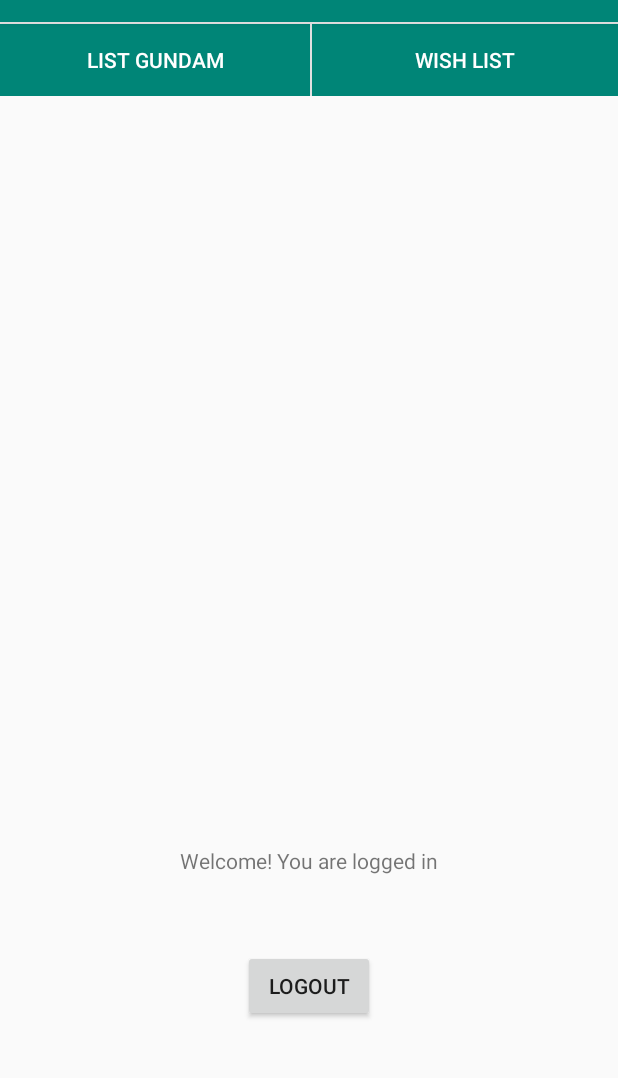
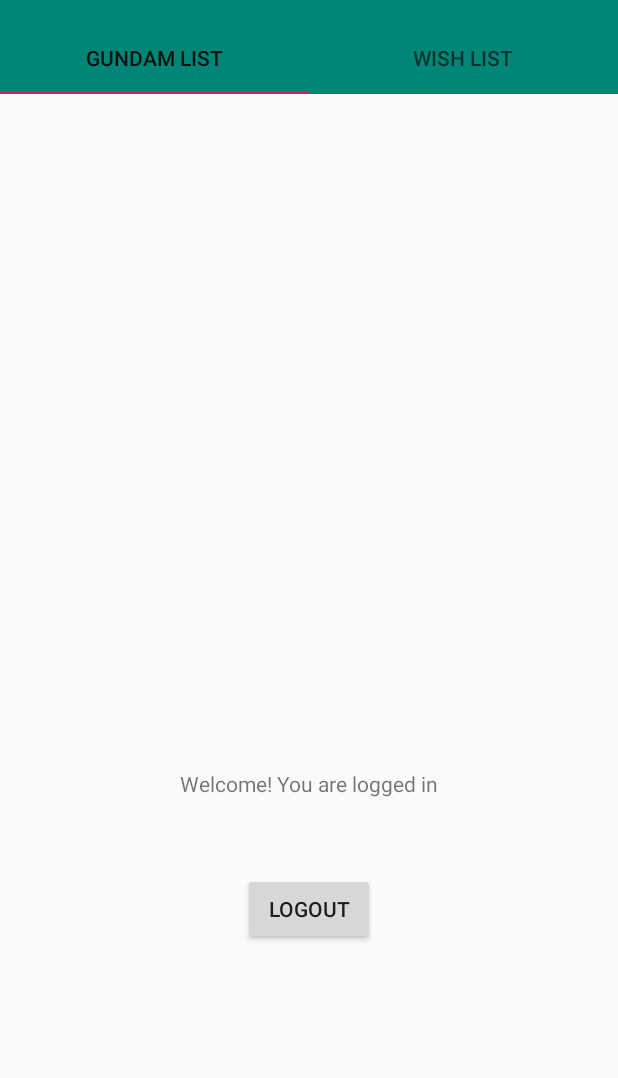
Before and after one commit to BenyaminDoni/GundamHobby, an Android app: the screen it shows after launch once a user with an empty profile is signed in (HomeActivity), on a phone screen of 412 x 824 dp, the part 62-1140 px from its top. Run offline under Robolectric (Android 15) with nearby library versions, the phone set to English and light mode, and no system bars; our stand-ins replace Firebase (no records; nobody signed in at launch, a user with empty details on screens opened directly).

Commit message:
Update tab layout di home activity

```diff
--- a/app/src/main/java/com/example/myapplication/HomeActivity.java
+++ b/app/src/main/java/com/example/myapplication/HomeActivity.java
@@ -1,9 +1,11 @@
 package com.example.myapplication;
 
+import androidx.appcompat.app.ActionBar;
 import androidx.appcompat.app.AppCompatActivity;
 import androidx.fragment.app.Fragment;
 import androidx.fragment.app.FragmentManager;
 import androidx.fragment.app.FragmentTransaction;
+import androidx.viewpager.widget.ViewPager;
 
 import android.content.Intent;
 import android.os.Bundle;
@@ -11,12 +13,16 @@ import android.view.View;
 import android.widget.Button;
 import android.widget.ImageView;
 
+import com.google.android.material.tabs.TabLayout;
 import com.google.firebase.auth.FirebaseAuth;
 
 public class HomeActivity extends AppCompatActivity {
     Button btnLogout;
     FirebaseAuth mFirebaseAuth;
     private FirebaseAuth.AuthStateListener mAuthStateListener;
+    private TabLayout tabLayout;
+    private ViewPagerAdapter adapter;
+    private ViewPager viewPager;
 
     @Override
     protected void onCreate(Bundle savedInstanceState) {
@@ -32,37 +38,20 @@ public class HomeActivity extends AppCompatActivity {
                 startActivity(intToMain);
             }
         });
+
+        tabLayout = (TabLayout) findViewById(R.id.tabLayout_id);
+        viewPager = (ViewPager) findViewById(R.id.viewPager_id);
+        adapter = new ViewPagerAdapter(getSupportFragmentManager());
+
+        adapter.AddFragment(new ListFragment(),"Gundam List");
+        adapter.AddFragment(new WishFragment(),"Wish List");
+
+        viewPager.setAdapter(adapter);
+        tabLayout.setupWithViewPager(viewPager);
+
+        ActionBar actionBar = getSupportActionBar();
+        actionBar.setElevation(0);
     }
 
-    public void loadFragmentOne(View v) {
 
-        FragmentManager fragmentManager = getSupportFragmentManager();
-
-        Fragment fragment1 = fragmentManager.findFragmentByTag("fragOne");
-
-        if (fragment1 == null) {
-            fragment1 = new ListFragment();
-        }
-        FragmentTransaction transaction = fragmentManager.beginTransaction();
-        transaction.replace(R.id.mainFrag, fragment1, "fragOne");
-        transaction.setTransition(FragmentTransaction.TRANSIT_FRAGMENT_OPEN);
-        transaction.addToBackStack(null);
-        transaction.commit();
-    }
-
-    public void loadFragmentTwo(View v) {
-
-        FragmentManager fragmentManager = getSupportFragmentManager();
-
-        Fragment fragment2 = fragmentManager.findFragmentByTag("fragTwo");
-
-        if (fragment2 == null) {
-            fragment2 = new WishFragment();
-        }
-        FragmentTransaction transaction = fragmentManager.beginTransaction();
-        transaction.replace(R.id.mainFrag, fragment2, "fragTwo");
-        transaction.setTransition(FragmentTransaction.TRANSIT_FRAGMENT_OPEN);
-        transaction.addToBackStack(null);
-        transaction.commit();
-    }
 }
--- a/app/src/main/java/com/example/myapplication/ListFragment.java
+++ b/app/src/main/java/com/example/myapplication/ListFragment.java
@@ -6,22 +6,21 @@ import android.view.View;
 import android.view.ViewGroup;
 
 import androidx.fragment.app.Fragment;
+import androidx.recyclerview.widget.LinearLayoutManager;
+import androidx.recyclerview.widget.RecyclerView;
+
+import java.util.ArrayList;
 
 
 public class ListFragment extends Fragment {
+    View v;
 
-    @Override
-    public void onCreate(Bundle savedInstanceState) {
-        super.onCreate(savedInstanceState);
+    public ListFragment(){
     }
 
     @Override
     public View onCreateView(LayoutInflater inflater, ViewGroup container, Bundle savedInstanceState) {
-        return inflater.inflate(R.layout.fragment_list,container,false);
-    }
-
-    @Override
-    public void onSaveInstanceState(Bundle outState) {
-        super.onSaveInstanceState(outState);
+        v = inflater.inflate(R.layout.fragment_list,container,false);
+        return v;
     }
 }
--- /dev/null
+++ b/app/src/main/java/com/example/myapplication/ViewPagerAdapter.java
@@ -0,0 +1,41 @@
+package com.example.myapplication;
+
+import androidx.annotation.NonNull;
+import androidx.annotation.Nullable;
+import androidx.fragment.app.Fragment;
+import androidx.fragment.app.FragmentManager;
+import androidx.fragment.app.FragmentPagerAdapter;
+
+import java.util.ArrayList;
+import java.util.List;
+
+public class ViewPagerAdapter extends FragmentPagerAdapter {
+    private final List<Fragment> listFragment = new ArrayList<>();
+    private final List<String> listTitles = new ArrayList<>();
+
+    public ViewPagerAdapter(FragmentManager fm){
+        super(fm);
+    }
+
+    @NonNull
+    @Override
+    public Fragment getItem(int position) {
+        return listFragment.get(position);
+    }
+
+    @Override
+    public int getCount() {
+        return listTitles.size();
+    }
+
+    @Nullable
+    @Override
+    public CharSequence getPageTitle(int position) {
+        return listTitles.get(position);
+    }
+
+    public void AddFragment(Fragment fragment,String title){
+        listFragment.add(fragment);
+        listTitles.add(title);
+    }
+}
--- a/app/src/main/java/com/example/myapplication/WishFragment.java
+++ b/app/src/main/java/com/example/myapplication/WishFragment.java
@@ -9,19 +9,14 @@ import androidx.fragment.app.Fragment;
 
 
 public class WishFragment extends Fragment {
+    View v;
 
-    @Override
-    public void onCreate(Bundle savedInstanceState) {
-        super.onCreate(savedInstanceState);
+    public WishFragment(){
     }
 
     @Override
     public View onCreateView(LayoutInflater inflater, ViewGroup container, Bundle savedInstanceState) {
-        return inflater.inflate(R.layout.fragment_wish,container,false);
-    }
-
-    @Override
-    public void onSaveInstanceState(Bundle outState) {
-        super.onSaveInstanceState(outState);
+        v = inflater.inflate(R.layout.fragment_wish,container,false);
+        return v;
     }
 }
--- a/app/src/main/res/layout/activity_home.xml
+++ b/app/src/main/res/layout/activity_home.xml
@@ -7,42 +7,23 @@
     android:orientation="vertical"
     tools:context=".HomeActivity">
 
-    <LinearLayout
+    <com.google.android.material.tabs.TabLayout
         android:layout_width="match_parent"
         android:layout_height="wrap_content"
-        android:orientation="horizontal">
+        android:background="@color/colorPrimary"
+        app:tabGravity="fill"
+        app:tabMode="fixed"
+        app:tabIndicatorColor="@color/colorAccent"
+        android:id="@+id/tabLayout_id">
 
-        <Button
-            android:id="@+id/btnTap1"
-            android:layout_width="wrap_content"
-            android:layout_height="wrap_content"
-            android:layout_marginTop="1dp"
-            android:layout_marginRight="1dp"
-            android:layout_weight="1"
-            android:background="@color/colorPrimary"
-            android:onClick="loadFragmentOne"
-            android:text="List Gundam"
-            android:textColor="#FFFFFF" />
+    </com.google.android.material.tabs.TabLayout>
 
-        <Button
-            android:id="@+id/btnTab2"
-            android:layout_width="wrap_content"
-            android:layout_height="wrap_content"
-            android:layout_marginTop="1dp"
-            android:layout_weight="1"
-            android:background="@color/colorPrimary"
-            android:onClick="loadFragmentTwo"
-            android:text="Wish List"
-            android:textColor="#FFFFFF" />
+    <androidx.viewpager.widget.ViewPager
+        android:layout_width="match_parent"
+        android:layout_height="400dp"
+        android:id="@+id/viewPager_id">
 
-    </LinearLayout>
-
-    <FrameLayout
-        android:id="@+id/mainFrag"
-        android:layout_width="match_parent"
-        android:layout_height="450dp"
-        android:layout_gravity="top" >
-    </FrameLayout>
+    </androidx.viewpager.widget.ViewPager>
 
     <TextView
         android:id="@+id/textView2"
```
Also changed, not shown: app/src/main/java/com/example/myapplication/RecycleAdapter.java (deleted, +0 -49 lines), app/src/main/res/layout/fragment_list.xml (+0 -18 lines), app/src/main/res/layout/fragment_wish.xml (+0 -18 lines).
